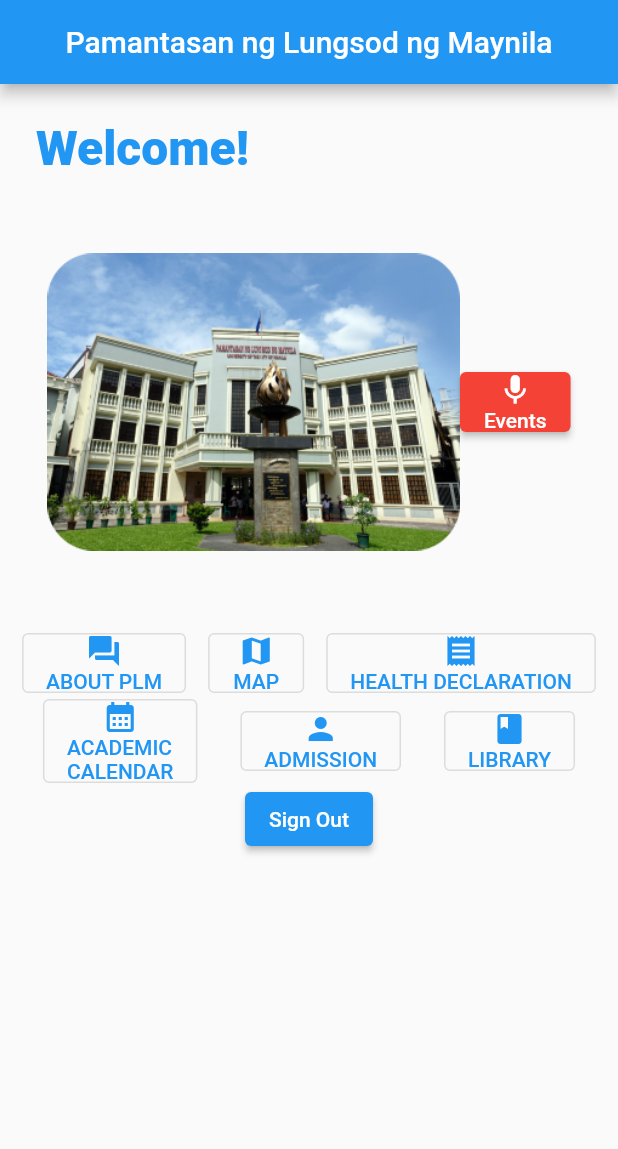
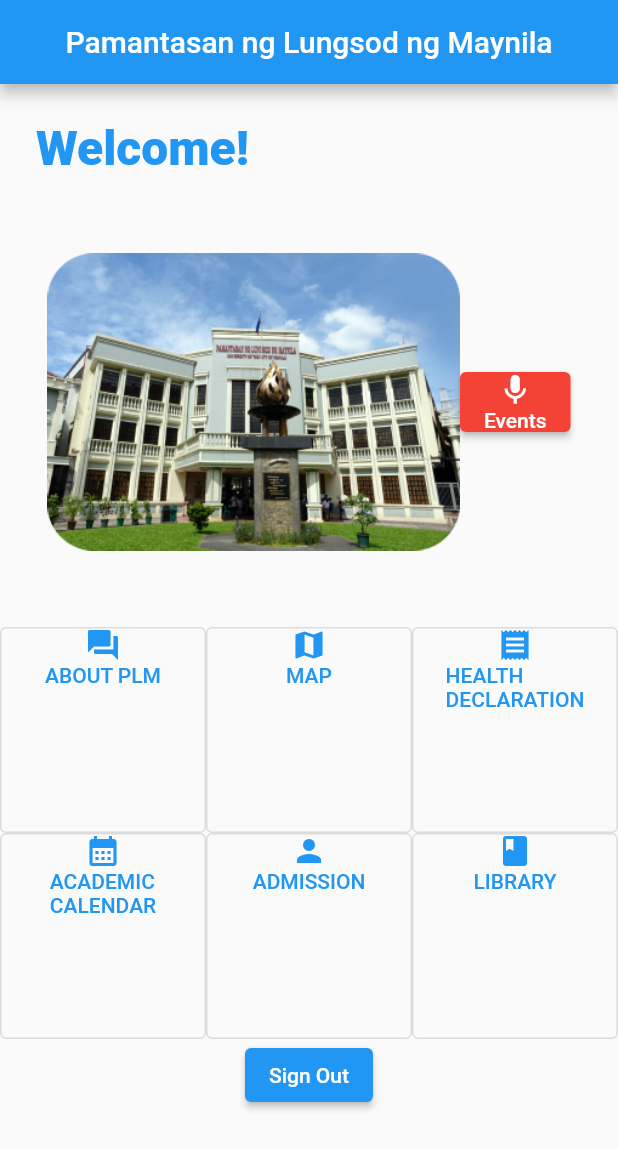
Before and after one commit to kya-nicoh/PLMAPP-authlogin, a Flutter app: the HomePage screen opened directly, on a phone screen of 412 x 824 dp. Shown: the top 1149 px of the screen. Run offline on Flutter 3.47's test engine with Material 2 defaults, Android fonts, the phone set to English and light mode, and no system bars; our stand-ins replace carousel_slider, firebase_auth, firebase_core, table_calendar, webview_flutter; accounts and stored records are empty.

Commit message:
Grid System Implementation
Home page dart

```diff
--- a/lib/pages/home_page.dart
+++ b/lib/pages/home_page.dart
@@ -10,7 +10,7 @@
 import 'package:flutter/material.dart';
 
 class HomePage extends StatelessWidget {
-  HomePage({super.key});
+  HomePage({Key? key});
 
   final User? user = Auth().currentUser;
 
@@ -44,7 +44,6 @@
       body: SingleChildScrollView(
         child: Column(
           crossAxisAlignment: CrossAxisAlignment.center,
-          mainAxisAlignment: MainAxisAlignment.center,
           children: [
             Container(
               margin: EdgeInsets.only(left: 24, top: 24),
@@ -59,7 +58,6 @@
               ),
             ),
             Row(
-              crossAxisAlignment: CrossAxisAlignment.center,
               mainAxisAlignment: MainAxisAlignment.center,
               children: [
                 Image.asset(
@@ -69,7 +67,6 @@
                 ),
                 Column(
                   children: [
-                    // DATE,
                     ElevatedButton(
                       style: ElevatedButton.styleFrom(
                         backgroundColor: Colors.red,
@@ -78,7 +75,9 @@
                         Navigator.push(
                           context,
                           MaterialPageRoute(
-                                builder: (context) => const ExpandedEvents()));
+                            builder: (context) => const ExpandedEvents(),
+                          ),
+                        );
                       },
                       child: Column(
                         children: const [
@@ -91,126 +90,124 @@
                 ),
               ],
             ),
-            Row(
-              mainAxisAlignment: MainAxisAlignment.spaceEvenly,
+            GridView.count(
+              crossAxisCount: 3,
+              shrinkWrap: true,
+              physics: const NeverScrollableScrollPhysics(),
               children: [
                 OutlinedButton(
+                  child: Center(
                     child: Column(
                       children: const [
                         Icon(Icons.question_answer),
                         Text('ABOUT PLM'),
                       ],
                     ),
+                  ),
                   onPressed: () {
                     Navigator.push(
                       context,
                       MaterialPageRoute(
-                            builder: (context) => const AboutPLMApp()));
+                        builder: (context) => const AboutPLMApp(),
+                      ),
+                    );
                   },
                 ),
                 OutlinedButton(
+                  child: Center(
                     child: Column(
                       children: const [
                         Icon(Icons.map),
                         Text('MAP'),
                       ],
                     ),
+                  ),
                   onPressed: () {
                     debugPrint('Outlined Button');
                   },
                 ),
                 OutlinedButton(
+                  child: Center(
                     child: Column(
                       children: const [
                         Icon(Icons.receipt),
-                      Text('HEALTH DECLARATION'),
+                        Text('HEALTH\nDECLARATION'),
                       ],
+                    ),
                   ),
                   onPressed: () {
                     Navigator.push(
                       context,
                       MaterialPageRoute(
-                            builder: (context) => const HealthDeclaration()));
+                        builder: (context) => const HealthDeclaration(),
+                      ),
+                    );
                   },
                 ),
-              ],
-            ),
-            Row(
-              mainAxisAlignment: MainAxisAlignment.spaceEvenly,
-              children: [
                 OutlinedButton(
+                  child: Center(
                     child: Column(
                       children: const [
                         Icon(Icons.calendar_month),
                         Text('ACADEMIC\nCALENDAR'),
                       ],
                     ),
+                  ),
                   onPressed: () {
                     Navigator.push(
                       context,
                       MaterialPageRoute(
-                            builder: (context) => const CalendarMain()));
+                        builder: (context) => const CalendarMain(),
+                      ),
+                    );
                   },
                 ),
                 OutlinedButton(
+                  child: Center(
                     child: Column(
                       children: const [
                         Icon(Icons.person),
                         Text('ADMISSION'),
                       ],
                     ),
+                  ),
                   onPressed: () {
                     Navigator.push(
                       context,
                       MaterialPageRoute(
-                            builder: (context) => const ProgramCourses()));
+                        builder: (context) => const ProgramCourses(),
+                      ),
+                    );
                   },
                 ),
                 OutlinedButton(
+                  child: Center(
                     child: Column(
                       children: const [
                         Icon(Icons.book),
                         Text('LIBRARY'),
                       ],
                     ),
+                  ),
                   onPressed: () {
                     Navigator.push(
                       context,
                       MaterialPageRoute(
-                            builder: (context) => const plmlibrary()));
+                        builder: (context) => const plmlibrary(),
+                      ),
+                    );
                   },
                 ),
               ],
             ),
             Column(
               children: <Widget>[
-                _signOutButton(), // TO-DO: not logging out, if persist just redirect to home
+                _signOutButton(),
               ],
-            )
+            ),
           ],
-        )));
+        ),
+      ),
+    );
   }
-
-  // commented just in case need in the future
-  // @override
-  // Widget build(BuildContext context) {
-  //   return Scaffold(
-  //     appBar: AppBar(
-  //       title: _title(),
-  //     ),
-  //     body: Container(
-  //       height: double.infinity,
-  //       width: double.infinity,
-  //       padding: const EdgeInsets.all(20),
-  //       child: Column(
-  //         crossAxisAlignment: CrossAxisAlignment.center,
-  //         mainAxisAlignment: MainAxisAlignment.center,
-  //         children: <Widget>[
-  //           _userUid(),
-  //           _signOutButton(),
-  //         ],
-  //       ),
-  //     ),
-  //   );
-  // }
 }
```
Lines whose indentation alone changed are shown as unchanged.
